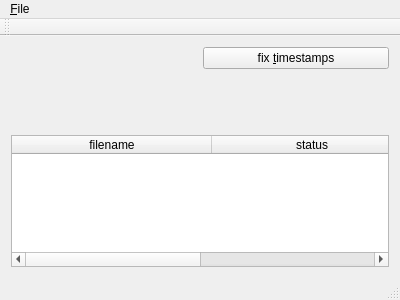
Before: the Qt Designer form qrcode_time_reader.ui in vollkorn1982/qrcode_time_reader, drawn with Qt 5.
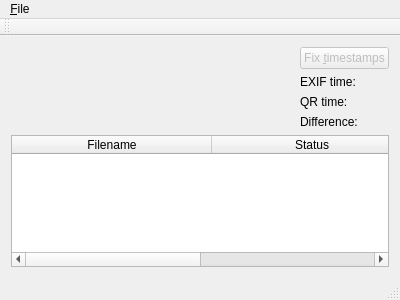
After: the same form once the commit is applied. Custom widgets are drawn as their Qt base class.

Commit message: photo preview. "fix timestamp" button deactivated by default.

What changed in the file:
```diff
--- a/qrcode_time_reader.ui
+++ b/qrcode_time_reader.ui
@@ -18,9 +18,15 @@
     <item>
      <layout class="QHBoxLayout" name="horizontalLayout">
       <item>
-       <widget class="QLabel" name="photoPreview">
+       <widget class="ResizingLabel" name="photoPreview">
+        <property name="sizePolicy">
+         <sizepolicy hsizetype="Expanding" vsizetype="Expanding">
+          <horstretch>0</horstretch>
+          <verstretch>0</verstretch>
+         </sizepolicy>
+        </property>
         <property name="text">
-         <string>&lt;photo&gt;</string>
+         <string/>
         </property>
         <property name="alignment">
          <set>Qt::AlignCenter</set>
@@ -31,29 +37,32 @@
        <layout class="QVBoxLayout" name="verticalLayout">
         <item>
          <widget class="QPushButton" name="fixTimes">
+          <property name="enabled">
+           <bool>false</bool>
+          </property>
           <property name="text">
-           <string>fix &amp;timestamps</string>
+           <string>Fix &amp;timestamps</string>
           </property>
          </widget>
         </item>
         <item>
          <widget class="QLabel" name="exifTime">
           <property name="text">
-           <string>&lt;EXIF time&gt;</string>
+           <string>EXIF time:</string>
           </property>
          </widget>
         </item>
         <item>
          <widget class="QLabel" name="encodedTime">
           <property name="text">
-           <string>&lt;encoded time&gt;</string>
+           <string>QR time:</string>
           </property>
          </widget>
         </item>
         <item>
          <widget class="QLabel" name="timeDifference">
           <property name="text">
-           <string>&lt;time difference&gt;</string>
+           <string>Difference:</string>
           </property>
          </widget>
         </item>
@@ -86,12 +95,12 @@
       </attribute>
       <column>
        <property name="text">
-        <string>filename</string>
+        <string>Filename</string>
        </property>
       </column>
       <column>
        <property name="text">
-        <string>status</string>
+        <string>Status</string>
        </property>
       </column>
      </widget>
@@ -131,6 +140,13 @@
   </action>
  </widget>
  <layoutdefault spacing="6" margin="11"/>
+ <customwidgets>
+  <customwidget>
+   <class>ResizingLabel</class>
+   <extends>QLabel</extends>
+   <header>resizinglabel.h</header>
+  </customwidget>
+ </customwidgets>
  <resources/>
  <connections/>
 </ui>
```
The commit also changes 5 other files.
